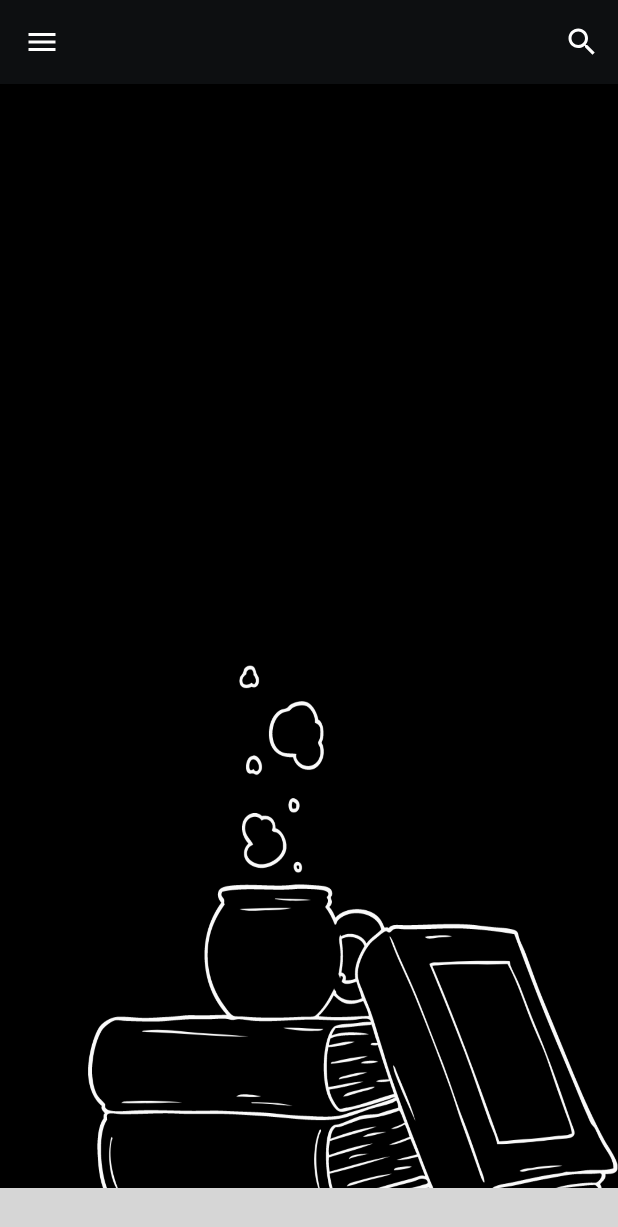
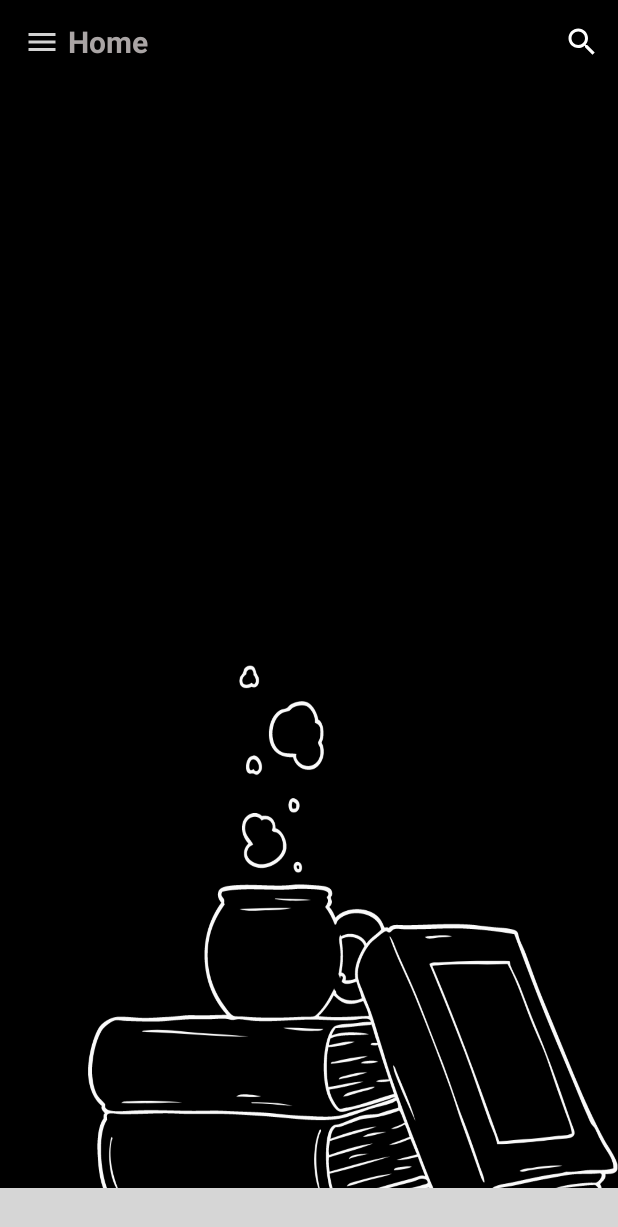
Before and after one commit to christ3444/chrono, an Android app: the screen it shows after launch (Objectif), on a phone screen of 412 x 824 dp. Shown: the top 1227 px of the screen. Run offline under Robolectric (Android 15) with nearby library versions, the phone set to English and light mode, and no system bars; libraries missing offline, so code that uses them is left out: com.etebarian.meowbottomnavigation; plain views replace MeowBottomNavigation; 9 statements that could not run were skipped; grey boxes are pictures that could not be loaded.

Commit message:
update layout

```diff
--- a/app/src/main/java/com/example/chrono/View/Objectif.java
+++ b/app/src/main/java/com/example/chrono/View/Objectif.java
@@ -39,6 +39,7 @@ public class Objectif extends AppCompatActivity implements NavigationView.OnNavi
     public AlertDialog.Builder dialogBuilder;
     public AlertDialog dialog;
     private Button pop_cancel, pop_save;
+    TextView layout_title;
     MeowBottomNavigation btn_navigation;
     NavigationView navigationView;
     Button add_btn;
@@ -66,6 +67,7 @@ public class Objectif extends AppCompatActivity implements NavigationView.OnNavi
 
         toolbar = findViewById(R.id.toolbar);
         setSupportActionBar(toolbar);
+        layout_title = findViewById(R.id.id_layout_title);
         btn_navigation = findViewById(R.id.btn_navigation);
 
         navigationView = findViewById(R.id.navigation_menu);
@@ -93,9 +95,15 @@ public class Objectif extends AppCompatActivity implements NavigationView.OnNavi
 
                         case 1:
                             fragment = new HomeFragment();
+                            layout_title.setText("Home");
+                            break;
+                        case 3:
+                            fragment = new CalendarFragment();
+                            layout_title.setText("Calendar");
                             break;
                         case 4:
                             fragment = new historyFragment();
+                            layout_title.setText("Historique");
                             break;
                      /* case 5:
                             fragment = new AddFragment();
--- a/app/src/main/res/drawable/ic_menu.xml
+++ b/app/src/main/res/drawable/ic_menu.xml
@@ -1,10 +1,5 @@
-<vector xmlns:android="http://schemas.android.com/apk/res/android"
-    android:width="24dp"
-    android:height="24dp"
-    android:viewportWidth="24"
-    android:viewportHeight="24"
-    android:tint="?attr/colorControlNormal">
-  <path
-      android:fillColor="@android:color/white"
-      android:pathData="M3,18h18v-2L3,16v2zM3,13h18v-2L3,11v2zM3,6v2h18L21,6L3,6z"/>
+<vector android:height="24dp" android:tint="#D2D2D2"
+    android:viewportHeight="24" android:viewportWidth="24"
+    android:width="24dp" xmlns:android="http://schemas.android.com/apk/res/android">
+    <path android:fillColor="@android:color/white" android:pathData="M3,18h18v-2L3,16v2zM3,13h18v-2L3,11v2zM3,6v2h18L21,6L3,6z"/>
 </vector>
--- a/app/src/main/res/layout/appbar.xml
+++ b/app/src/main/res/layout/appbar.xml
@@ -4,7 +4,7 @@
     android:layout_width="match_parent"
     android:layout_height="?attr/actionBarSize"
     xmlns:app="http://schemas.android.com/apk/res-auto"
-    android:background="@color/bg_leger_gray"
+    android:background="@color/black"
     android:id="@+id/toolbar"
     app:title=""
     android:theme="@style/ThemeOverlay.AppCompat.Dark.ActionBar">
@@ -15,5 +15,14 @@
     android:layout_width="wrap_content"
     android:layout_height="wrap_content"
     android:src="@drawable/ic_menu"/>
+    <TextView
+        android:id="@+id/id_layout_title"
+        android:layout_width="wrap_content"
+        android:layout_height="wrap_content"
+        android:textColor="@color/gray_text_color"
+        android:paddingLeft="5dp"
+        android:textStyle="bold"
+        android:text="Home"
+        android:textSize="20dp"/>
 
 </androidx.appcompat.widget.Toolbar>
```
